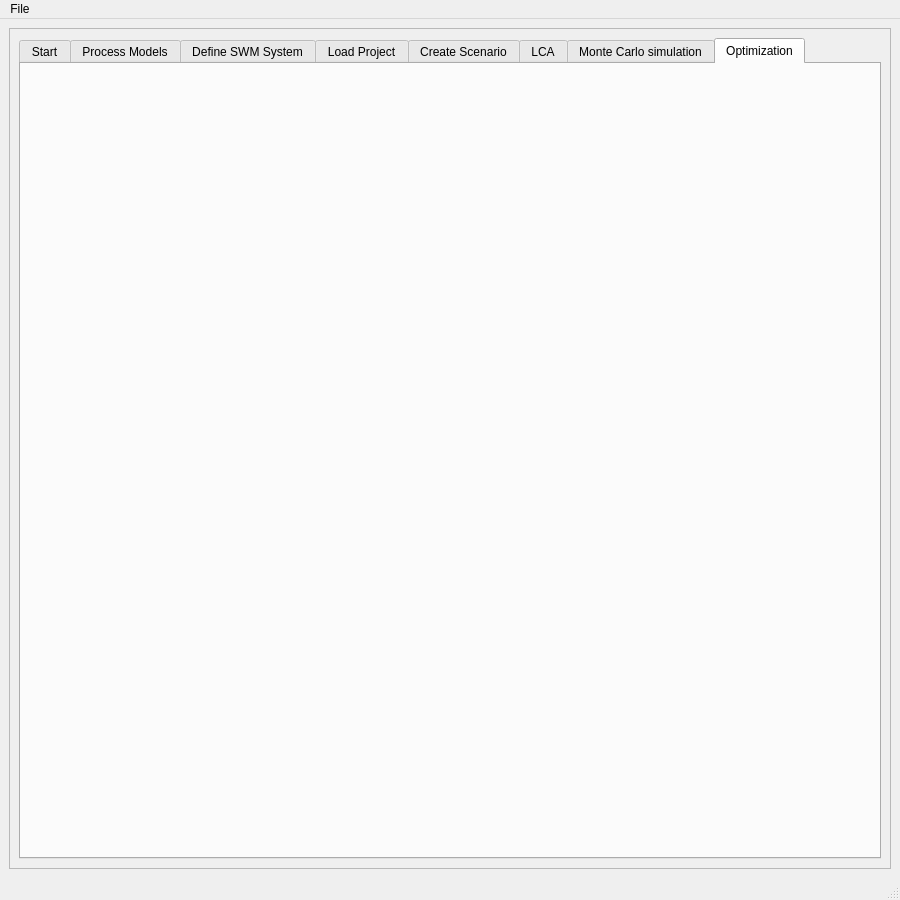
First picture: the form in PySWOLF.ui, repository SwolfPy-Project/swolfpy, before the edit.
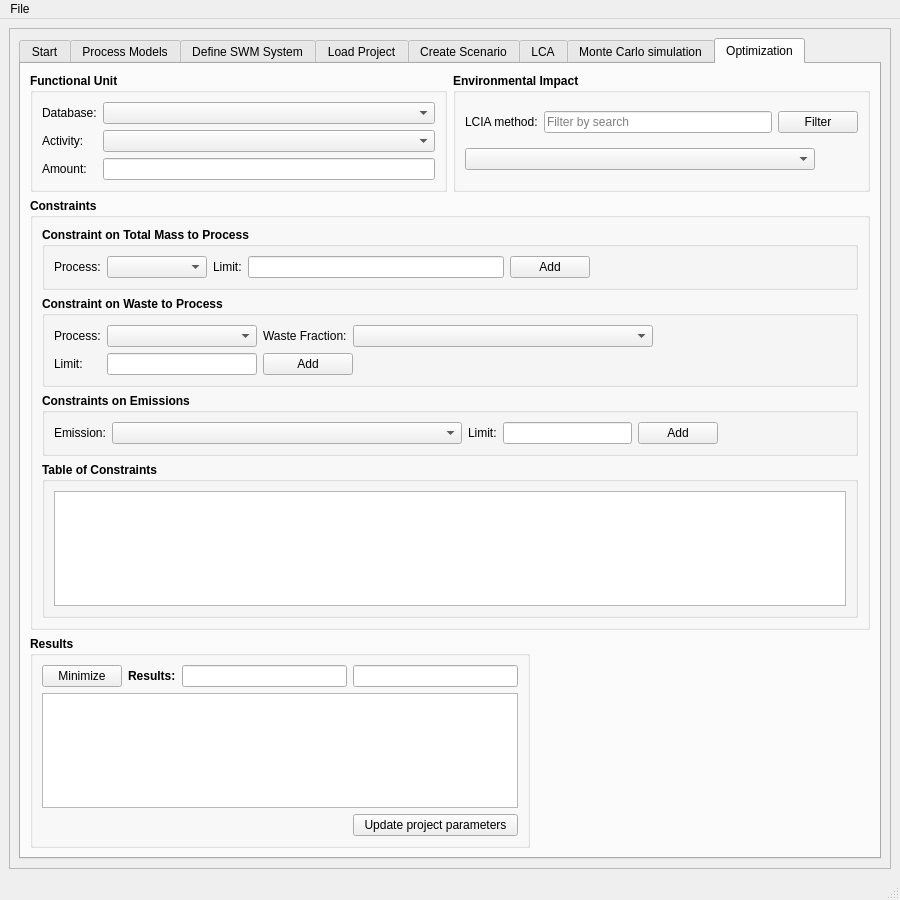
Second picture: the form after the edit. The open tabs and pages were chosen to show the change. Icons and pictures are not drawn.

Commit message: Interface updates Monte Carlo tab + Optimization tab

```diff
--- a/PySWOLF.ui
+++ b/PySWOLF.ui
@@ -34,7 +34,7 @@
        <enum>QFrame::Raised</enum>
       </property>
       <layout class="QGridLayout" name="gridLayout">
-       <item row="0" column="0">
+       <item row="0" column="1">
         <widget class="QTabWidget" name="PySWOLF">
          <property name="enabled">
           <bool>true</bool>
@@ -4390,6 +4390,650 @@
           <attribute name="title">
            <string>Optimization</string>
           </attribute>
+          <layout class="QGridLayout" name="gridLayout_15">
+           <item row="0" column="0">
+            <widget class="QGroupBox" name="groupBox_15">
+             <property name="font">
+              <font>
+               <weight>75</weight>
+               <bold>true</bold>
+               <kerning>true</kerning>
+              </font>
+             </property>
+             <property name="title">
+              <string>Functional Unit</string>
+             </property>
+             <layout class="QGridLayout" name="gridLayout_7">
+              <item row="0" column="0">
+               <widget class="QLabel" name="label_71">
+                <property name="font">
+                 <font>
+                  <weight>50</weight>
+                  <bold>false</bold>
+                  <kerning>true</kerning>
+                 </font>
+                </property>
+                <property name="text">
+                 <string>Database:</string>
+                </property>
+               </widget>
+              </item>
+              <item row="1" column="1">
+               <widget class="QComboBox" name="Opt_FU_act">
+                <property name="minimumSize">
+                 <size>
+                  <width>250</width>
+                  <height>0</height>
+                 </size>
+                </property>
+                <property name="font">
+                 <font>
+                  <weight>50</weight>
+                  <bold>false</bold>
+                  <kerning>true</kerning>
+                 </font>
+                </property>
+               </widget>
+              </item>
+              <item row="2" column="1">
+               <widget class="QLineEdit" name="Opt_MC_FU_amount">
+                <property name="font">
+                 <font>
+                  <weight>50</weight>
+                  <bold>false</bold>
+                  <kerning>true</kerning>
+                 </font>
+                </property>
+               </widget>
+              </item>
+              <item row="1" column="0">
+               <widget class="QLabel" name="label_72">
+                <property name="font">
+                 <font>
+                  <weight>50</weight>
+                  <bold>false</bold>
+                  <kerning>true</kerning>
+                 </font>
+                </property>
+                <property name="text">
+                 <string>Activity:</string>
+                </property>
+               </widget>
+              </item>
+              <item row="0" column="1">
+               <widget class="QComboBox" name="Opt_FU_DB">
+                <property name="font">
+                 <font>
+                  <weight>50</weight>
+                  <bold>false</bold>
+                  <kerning>true</kerning>
+                 </font>
+                </property>
+               </widget>
+              </item>
+              <item row="2" column="0">
+               <widget class="QLabel" name="label_73">
+                <property name="font">
+                 <font>
+                  <weight>50</weight>
+                  <bold>false</bold>
+                  <kerning>true</kerning>
+                 </font>
+                </property>
+                <property name="text">
+                 <string>Amount:</string>
+                </property>
+               </widget>
+              </item>
+             </layout>
+            </widget>
+           </item>
+           <item row="0" column="1">
+            <widget class="QGroupBox" name="groupBox_16">
+             <property name="font">
+              <font>
+               <weight>75</weight>
+               <bold>true</bold>
+               <kerning>true</kerning>
+              </font>
+             </property>
+             <property name="title">
+              <string>Environmental Impact</string>
+             </property>
+             <layout class="QGridLayout" name="gridLayout_95">
+              <item row="0" column="0">
+               <widget class="QLabel" name="label_74">
+                <property name="font">
+                 <font>
+                  <weight>50</weight>
+                  <bold>false</bold>
+                  <kerning>true</kerning>
+                 </font>
+                </property>
+                <property name="text">
+                 <string>LCIA method:</string>
+                </property>
+               </widget>
+              </item>
+              <item row="0" column="2">
+               <widget class="QPushButton" name="Opt_Filter_method">
+                <property name="font">
+                 <font>
+                  <weight>50</weight>
+                  <bold>false</bold>
+                  <kerning>true</kerning>
+                 </font>
+                </property>
+                <property name="text">
+                 <string>Filter</string>
+                </property>
+                <property name="icon">
+                 <iconset resource="PyWOLF_Resource.qrc">
+                  <normaloff>:/ICONS/PySWOLF_ICONS/Filter.png</normaloff>:/ICONS/PySWOLF_ICONS/Filter.png</iconset>
+                </property>
+               </widget>
+              </item>
+              <item row="0" column="1">
+               <widget class="QLineEdit" name="Opt_Filter_keyword">
+                <property name="font">
+                 <font>
+                  <weight>50</weight>
+                  <bold>false</bold>
+                  <kerning>true</kerning>
+                 </font>
+                </property>
+                <property name="placeholderText">
+                 <string>Filter by search</string>
+                </property>
+               </widget>
+              </item>
+              <item row="1" column="0" colspan="2">
+               <widget class="QComboBox" name="Opt_method">
+                <property name="minimumSize">
+                 <size>
+                  <width>350</width>
+                  <height>0</height>
+                 </size>
+                </property>
+                <property name="font">
+                 <font>
+                  <weight>50</weight>
+                  <bold>false</bold>
+                  <kerning>true</kerning>
+                 </font>
+                </property>
+               </widget>
+              </item>
+             </layout>
+            </widget>
+           </item>
+           <item row="1" column="0" colspan="2">
+            <widget class="QGroupBox" name="groupBox_20">
+             <property name="font">
+              <font>
+               <weight>75</weight>
+               <bold>true</bold>
+              </font>
+             </property>
+             <property name="title">
+              <string>Constraints</string>
+             </property>
+             <layout class="QGridLayout" name="gridLayout_14">
+              <item row="2" column="0">
+               <widget class="QGroupBox" name="groupBox_19">
+                <property name="font">
+                 <font>
+                  <weight>75</weight>
+                  <bold>true</bold>
+                  <kerning>true</kerning>
+                 </font>
+                </property>
+                <property name="title">
+                 <string>Constraints on Emissions</string>
+                </property>
+                <layout class="QGridLayout" name="gridLayout_10">
+                 <item row="0" column="3">
+                  <widget class="QLineEdit" name="Opt_Const3_val">
+                   <property name="minimumSize">
+                    <size>
+                     <width>0</width>
+                     <height>0</height>
+                    </size>
+                   </property>
+                   <property name="font">
+                    <font>
+                     <weight>50</weight>
+                     <bold>false</bold>
+                    </font>
+                   </property>
+                  </widget>
+                 </item>
+                 <item row="0" column="0">
+                  <widget class="QLabel" name="label_81">
+                   <property name="font">
+                    <font>
+                     <weight>50</weight>
+                     <bold>false</bold>
+                     <kerning>true</kerning>
+                    </font>
+                   </property>
+                   <property name="text">
+                    <string>Emission:</string>
+                   </property>
+                  </widget>
+                 </item>
+                 <item row="0" column="2">
+                  <widget class="QLabel" name="label_82">
+                   <property name="font">
+                    <font>
+                     <weight>50</weight>
+                     <bold>false</bold>
+                     <kerning>true</kerning>
+                    </font>
+                   </property>
+                   <property name="text">
+                    <string>Limit:</string>
+                   </property>
+                  </widget>
+                 </item>
+                 <item row="0" column="1">
+                  <widget class="QComboBox" name="Opt_Const3_flow">
+                   <property name="minimumSize">
+                    <size>
+                     <width>350</width>
+                     <height>0</height>
+                    </size>
+                   </property>
+                   <property name="font">
+                    <font>
+                     <weight>50</weight>
+                     <bold>false</bold>
+                    </font>
+                   </property>
+                  </widget>
+                 </item>
+                 <item row="0" column="5">
+                  <spacer name="horizontalSpacer_28">
+                   <property name="orientation">
+                    <enum>Qt::Horizontal</enum>
+                   </property>
+                   <property name="sizeHint" stdset="0">
+                    <size>
+                     <width>40</width>
+                     <height>20</height>
+                    </size>
+                   </property>
+                  </spacer>
+                 </item>
+                 <item row="0" column="4">
+                  <widget class="QPushButton" name="Opt_add_Const3">
+                   <property name="font">
+                    <font>
+                     <weight>50</weight>
+                     <bold>false</bold>
+                     <kerning>true</kerning>
+                    </font>
+                   </property>
+                   <property name="text">
+                    <string>Add</string>
+                   </property>
+                   <property name="icon">
+                    <iconset resource="PyWOLF_Resource.qrc">
+                     <normaloff>:/ICONS/PySWOLF_ICONS/ADD.png</normaloff>:/ICONS/PySWOLF_ICONS/ADD.png</iconset>
+                   </property>
+                  </widget>
+                 </item>
+                </layout>
+               </widget>
+              </item>
+              <item row="3" column="0">
+               <widget class="QGroupBox" name="groupBox_22">
+                <property name="title">
+                 <string>Table of Constraints</string>
+                </property>
+                <layout class="QGridLayout" name="gridLayout_11">
+                 <item row="0" column="0">
+                  <widget class="QTableView" name="Opt_Const_table">
+                   <property name="font">
+                    <font>
+                     <weight>50</weight>
+                     <bold>false</bold>
+                    </font>
+                   </property>
+                  </widget>
+                 </item>
+                </layout>
+               </widget>
+              </item>
+              <item row="0" column="0">
+               <widget class="QGroupBox" name="groupBox_17">
+                <property name="font">
+                 <font>
+                  <weight>75</weight>
+                  <bold>true</bold>
+                  <kerning>true</kerning>
+                 </font>
+                </property>
+                <property name="title">
+                 <string>Constraint on Total Mass to Process</string>
+                </property>
+                <layout class="QGridLayout" name="gridLayout_12">
+                 <item row="0" column="4">
+                  <widget class="QPushButton" name="Opt_add_Const1">
+                   <property name="font">
+                    <font>
+                     <weight>50</weight>
+                     <bold>false</bold>
+                     <kerning>true</kerning>
+                    </font>
+                   </property>
+                   <property name="text">
+                    <string>Add</string>
+                   </property>
+                   <property name="icon">
+                    <iconset resource="PyWOLF_Resource.qrc">
+                     <normaloff>:/ICONS/PySWOLF_ICONS/ADD.png</normaloff>:/ICONS/PySWOLF_ICONS/ADD.png</iconset>
+                   </property>
+                  </widget>
+                 </item>
+                 <item row="0" column="1">
+                  <widget class="QComboBox" name="Opt_Const1_process">
+                   <property name="minimumSize">
+                    <size>
+                     <width>100</width>
+                     <height>0</height>
+                    </size>
+                   </property>
+                   <property name="font">
+                    <font>
+                     <weight>50</weight>
+                     <bold>false</bold>
+                    </font>
+                   </property>
+                  </widget>
+                 </item>
+                 <item row="0" column="3">
+                  <widget class="QLineEdit" name="Opt_Const1_val">
+                   <property name="font">
+                    <font>
+                     <weight>50</weight>
+                     <bold>false</bold>
+                    </font>
+                   </property>
+                  </widget>
+                 </item>
+                 <item row="0" column="0">
+                  <widget class="QLabel" name="label_75">
+                   <property name="font">
+                    <font>
+                     <weight>50</weight>
+                     <bold>false</bold>
+                     <kerning>true</kerning>
+                    </font>
+                   </property>
+                   <property name="text">
+                    <string>Process:</string>
+                   </property>
+                  </widget>
+                 </item>
+                 <item row="0" column="2">
+                  <widget class="QLabel" name="label_76">
+                   <property name="font">
+                    <font>
+                     <weight>50</weight>
+                     <bold>false</bold>
+                     <kerning>true</kerning>
+                    </font>
+                   </property>
+                   <property name="text">
+                    <string>Limit:</string>
+                   </property>
+                  </widget>
+                 </item>
+                 <item row="0" column="5">
+                  <spacer name="horizontalSpacer_3">
+                   <property name="orientation">
+                    <enum>Qt::Horizontal</enum>
+                   </property>
+                   <property name="sizeHint" stdset="0">
+                    <size>
+                     <width>40</width>
+                     <height>20</height>
+                    </size>
+                   </property>
+                  </spacer>
+                 </item>
+                </layout>
+               </widget>
+              </item>
+              <item row="1" column="0">
+               <widget class="QGroupBox" name="groupBox_18">
+                <property name="font">
+                 <font>
+                  <weight>75</weight>
+                  <bold>true</bold>
+                  <kerning>true</kerning>
+                 </font>
+                </property>
+                <property name="title">
+                 <string>Constraint on Waste to Process</string>
+                </property>
+                <layout class="QGridLayout" name="gridLayout_8">
+                 <item row="0" column="0">
+                  <widget class="QLabel" name="label_77">
+                   <property name="font">
+                    <font>
+                     <weight>50</weight>
+                     <bold>false</bold>
+                     <kerning>true</kerning>
+                    </font>
+                   </property>
+                   <property name="text">
+                    <string>Process:</string>
+                   </property>
+                  </widget>
+                 </item>
+                 <item row="0" column="1">
+                  <widget class="QComboBox" name="Opt_Const2_process">
+                   <property name="minimumSize">
+                    <size>
+                     <width>100</width>
+                     <height>0</height>
+                    </size>
+                   </property>
+                   <property name="font">
+                    <font>
+                     <weight>50</weight>
+                     <bold>false</bold>
+                    </font>
+                   </property>
+                  </widget>
+                 </item>
+                 <item row="0" column="2">
+                  <widget class="QLabel" name="label_79">
+                   <property name="font">
+                    <font>
+                     <weight>50</weight>
+                     <bold>false</bold>
+                     <kerning>true</kerning>
+                    </font>
+                   </property>
+                   <property name="text">
+                    <string>Waste Fraction:</string>
+                   </property>
+                  </widget>
+                 </item>
+                 <item row="0" column="3" colspan="2">
+                  <widget class="QComboBox" name="Opt_Const2_flow">
+                   <property name="minimumSize">
+                    <size>
+                     <width>300</width>
+                     <height>0</height>
+                    </size>
+                   </property>
+                   <property name="font">
+                    <font>
+                     <weight>50</weight>
+                     <bold>false</bold>
+                    </font>
+                   </property>
+                  </widget>
+                 </item>
+                 <item row="0" column="5">
+                  <spacer name="horizontalSpacer_27">
+                   <property name="orientation">
+                    <enum>Qt::Horizontal</enum>
+                   </property>
+                   <property name="sizeHint" stdset="0">
+                    <size>
+                     <width>193</width>
+                     <height>20</height>
+                    </size>
+                   </property>
+                  </spacer>
+                 </item>
+                 <item row="1" column="0">
+                  <widget class="QLabel" name="label_78">
+                   <property name="font">
+                    <font>
+                     <weight>50</weight>
+                     <bold>false</bold>
+                     <kerning>true</kerning>
+                    </font>
+                   </property>
+                   <property name="text">
+                    <string>Limit:</string>
+                   </property>
+                  </widget>
+                 </item>
+                 <item row="1" column="1">
+                  <widget class="QLineEdit" name="Opt_Const2_val">
+                   <property name="maximumSize">
+                    <size>
+                     <width>200</width>
+                     <height>16777215</height>
+                    </size>
+                   </property>
+                   <property name="font">
+                    <font>
+                     <weight>50</weight>
+                     <bold>false</bold>
+                    </font>
+                   </property>
+                  </widget>
+                 </item>
+                 <item row="1" column="2" colspan="2">
+                  <widget class="QPushButton" name="Opt_add_Const2">
+                   <property name="font">
+                    <font>
+                     <weight>50</weight>
+                     <bold>false</bold>
+                     <kerning>true</kerning>
+                    </font>
+                   </property>
+                   <property name="text">
+                    <string>Add</string>
+                   </property>
+                   <property name="icon">
+                    <iconset resource="PyWOLF_Resource.qrc">
+                     <normaloff>:/ICONS/PySWOLF_ICONS/ADD.png</normaloff>:/ICONS/PySWOLF_ICONS/ADD.png</iconset>
+                   </property>
+                  </widget>
+                 </item>
+                 <item row="1" column="4">
+                  <spacer name="horizontalSpacer_30">
+                   <property name="orientation">
+                    <enum>Qt::Horizontal</enum>
+                   </property>
+                   <property name="sizeHint" stdset="0">
+                    <size>
+                     <width>291</width>
+                     <height>20</height>
+                    </size>
+                   </property>
+                  </spacer>
+                 </item>
+                </layout>
+               </widget>
+              </item>
+             </layout>
+            </widget>
+           </item>
+           <item row="2" column="0">
+            <widget class="QGroupBox" name="groupBox_21">
+             <property name="minimumSize">
+              <size>
+               <width>500</width>
+               <height>0</height>
+              </size>
+             </property>
+             <property name="font">
+              <font>
+               <weight>75</weight>
+               <bold>true</bold>
+              </font>
+             </property>
+             <property name="title">
+              <string>Results</string>
+             </property>
+             <layout class="QGridLayout" name="gridLayout_13">
+              <item row="0" column="0">
+               <widget class="QPushButton" name="Opt_optimize">
+                <property name="font">
+                 <font>
+                  <weight>50</weight>
+                  <bold>false</bold>
+                 </font>
+                </property>
+                <property name="text">
+                 <string>Minimize</string>
+                </property>
+               </widget>
+              </item>
+              <item row="0" column="1">
+               <widget class="QLabel" name="label_9">
+                <property name="text">
+                 <string>Results:</string>
+                </property>
+               </widget>
+              </item>
+              <item row="0" column="2">
+               <widget class="QLineEdit" name="Opt_score"/>
+              </item>
+              <item row="0" column="3">
+               <widget class="QLineEdit" name="Opt_unit"/>
+              </item>
+              <item row="1" column="0" colspan="4">
+               <widget class="QTableView" name="Opt_Param_table">
+                <property name="font">
+                 <font>
+                  <weight>50</weight>
+                  <bold>false</bold>
+                 </font>
+                </property>
+               </widget>
+              </item>
+              <item row="2" column="3">
+               <widget class="QPushButton" name="Opt_update_param">
+                <property name="font">
+                 <font>
+                  <weight>50</weight>
+                  <bold>false</bold>
+                 </font>
+                </property>
+                <property name="text">
+                 <string>Update project parameters</string>
+                </property>
+                <property name="icon">
+                 <iconset resource="PyWOLF_Resource.qrc">
+                  <normaloff>:/ICONS/PySWOLF_ICONS/Update.png</normaloff>:/ICONS/PySWOLF_ICONS/Update.png</iconset>
+                </property>
+               </widget>
+              </item>
+             </layout>
+            </widget>
+           </item>
+          </layout>
          </widget>
         </widget>
        </item>
```
Left out of the diff: 301 changed lines with no effect on the pictures. The commit also changes 2 other files.
